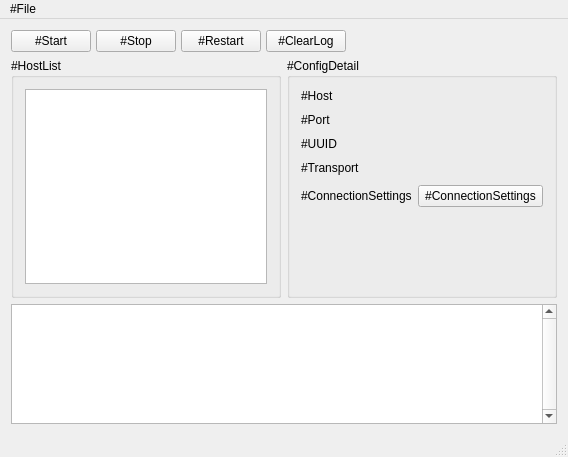
This is src/w_MainWindow.ui in darsvador/qvssr as Qt 5 draws it before an edit. The edited form follows.
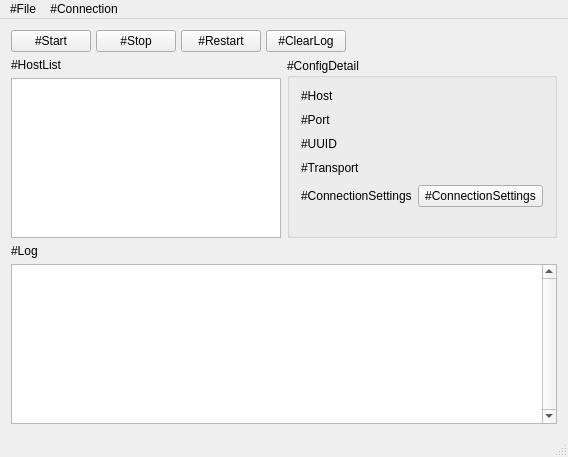
This is the edited form.

The edit to the form file:
```diff
--- a/src/w_MainWindow.ui
+++ b/src/w_MainWindow.ui
@@ -32,9 +32,7 @@
      <verstretch>0</verstretch>
     </sizepolicy>
    </property>
-   <layout class="QHBoxLayout" name="horizontalLayout_4">
-    <item>
-     <layout class="QVBoxLayout" name="verticalLayout" stretch="1,8,4">
+   <layout class="QVBoxLayout" name="verticalLayout">
       <item>
        <layout class="QHBoxLayout" name="horizontalLayout" stretch="1,1,1,1,0">
         <property name="spacing">
@@ -90,13 +88,16 @@
        </layout>
       </item>
       <item>
-       <layout class="QHBoxLayout" name="horizontalLayout_3" stretch="1,1">
+     <layout class="QHBoxLayout" name="horizontalLayout_3" stretch="0,0">
         <item>
-         <widget class="QGroupBox" name="groupBox_2">
-          <property name="title">
+       <layout class="QVBoxLayout" name="verticalLayout_2">
+        <item>
+         <widget class="QLabel" name="label_8">
+          <property name="text">
            <string>#HostList</string>
           </property>
-          <layout class="QHBoxLayout" name="horizontalLayout_2">
+         </widget>
+        </item>
            <item>
             <widget class="QListWidget" name="listWidget">
              <property name="frameShape">
@@ -132,7 +133,6 @@
             </widget>
            </item>
           </layout>
-         </widget>
         </item>
         <item>
          <widget class="QGroupBox" name="groupBox">
@@ -228,6 +228,15 @@
        </layout>
       </item>
       <item>
+     <layout class="QVBoxLayout" name="verticalLayout_3">
+      <item>
+       <widget class="QLabel" name="label_10">
+        <property name="text">
+         <string>#Log</string>
+        </property>
+       </widget>
+      </item>
+      <item>
        <widget class="QTextBrowser" name="logText">
         <property name="verticalScrollBarPolicy">
          <enum>Qt::ScrollBarAlwaysOn</enum>
@@ -263,7 +272,19 @@
     <addaction name="separator"/>
     <addaction name="actionExit"/>
    </widget>
+   <widget class="QMenu" name="menu_Connection">
+    <property name="tearOffEnabled">
+     <bool>false</bool>
+    </property>
+    <property name="title">
+     <string>#Connection</string>
+    </property>
+    <addaction name="action_Start"/>
+    <addaction name="action_Stop"/>
+    <addaction name="action_Restart"/>
+   </widget>
    <addaction name="menuFile"/>
+   <addaction name="menu_Connection"/>
   </widget>
   <widget class="QStatusBar" name="statusBar"/>
   <action name="actionEdit">
```
Left out of the diff: 33 changed lines with no effect on the pictures. Lines whose indentation alone changed are shown as unchanged.
